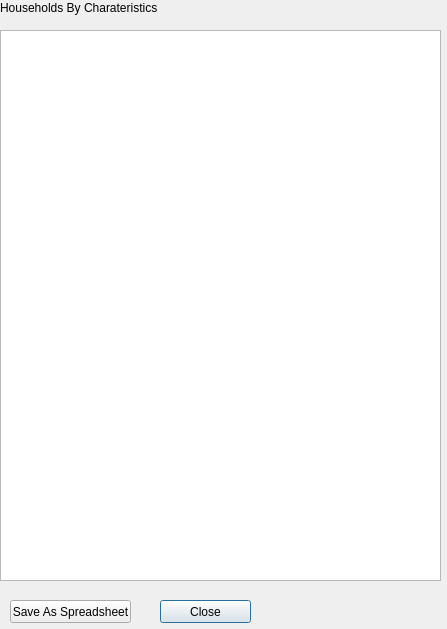
Old version of the form open-ihm/gui/designs/ui_report_householdsbycharacteristics_display.ui in the repository snim2mirror/openihm.
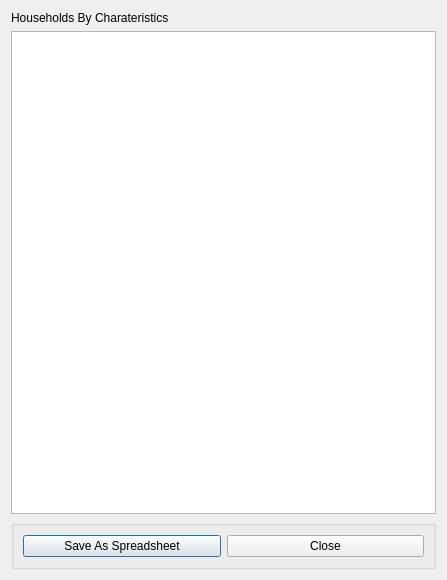
New version of the form.

Commit message: Added layout manager to most dialogs. One report and all tabbed dialogs still to go.

Diff of the .ui file:
```diff
--- a/open-ihm/gui/designs/ui_report_householdsbycharacteristics_display.ui
+++ b/open-ihm/gui/designs/ui_report_householdsbycharacteristics_display.ui
@@ -7,31 +7,38 @@
     <x>0</x>
     <y>0</y>
     <width>447</width>
-    <height>629</height>
+    <height>580</height>
    </rect>
   </property>
   <property name="minimumSize">
    <size>
     <width>447</width>
-    <height>629</height>
+    <height>580</height>
    </size>
   </property>
   <property name="windowTitle">
    <string>Report: Households By Characteristics</string>
   </property>
+  <layout class="QVBoxLayout" name="verticalLayout">
+   <item>
+    <widget class="QLabel" name="label">
+     <property name="text">
+      <string>Households By Charateristics</string>
+     </property>
+    </widget>
+   </item>
+   <item>
   <widget class="QTableView" name="tableView">
-   <property name="geometry">
-    <rect>
-     <x>0</x>
-     <y>30</y>
-     <width>441</width>
-     <height>551</height>
-    </rect>
+     <property name="sizePolicy">
+      <sizepolicy hsizetype="Expanding" vsizetype="MinimumExpanding">
+       <horstretch>0</horstretch>
+       <verstretch>0</verstretch>
+      </sizepolicy>
    </property>
    <property name="minimumSize">
     <size>
      <width>300</width>
-     <height>551</height>
+       <height>400</height>
     </size>
    </property>
    <property name="alternatingRowColors">
@@ -41,45 +48,31 @@
     <bool>true</bool>
    </property>
   </widget>
-  <widget class="QPushButton" name="cmdClose">
-   <property name="geometry">
-    <rect>
-     <x>160</x>
-     <y>600</y>
-     <width>91</width>
-     <height>23</height>
-    </rect>
-   </property>
-   <property name="text">
-    <string>Close</string>
-   </property>
-  </widget>
+   </item>
+   <item>
+    <widget class="QGroupBox" name="groupBox">
+     <property name="title">
+      <string/>
+     </property>
+     <layout class="QHBoxLayout" name="horizontalLayout">
+      <item>
   <widget class="QPushButton" name="cmdSaveAsSpreadsheet">
-   <property name="geometry">
-    <rect>
-     <x>10</x>
-     <y>600</y>
-     <width>121</width>
-     <height>23</height>
-    </rect>
-   </property>
    <property name="text">
     <string>Save As Spreadsheet</string>
    </property>
   </widget>
-  <widget class="QLabel" name="label">
-   <property name="geometry">
-    <rect>
-     <x>0</x>
-     <y>0</y>
-     <width>281</width>
-     <height>16</height>
-    </rect>
-   </property>
+      </item>
+      <item>
+       <widget class="QPushButton" name="cmdClose">
    <property name="text">
-    <string>Households By Charateristics</string>
-   </property>
-  </widget>
+         <string>Close</string>
+        </property>
+       </widget>
+      </item>
+     </layout>
+    </widget>
+   </item>
+  </layout>
  </widget>
  <tabstops>
   <tabstop>tableView</tabstop>
```
Left out of the diff: 1 changed line with no effect on the pictures. Lines whose indentation alone changed are shown as unchanged. The commit also changes 97 other files.
